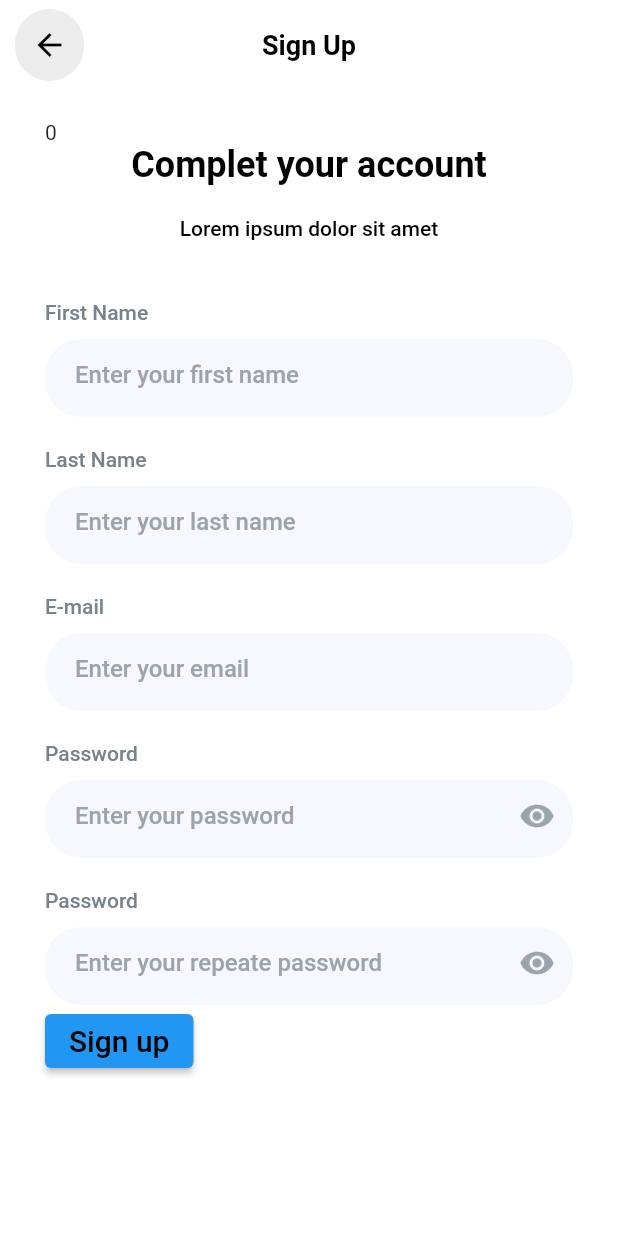
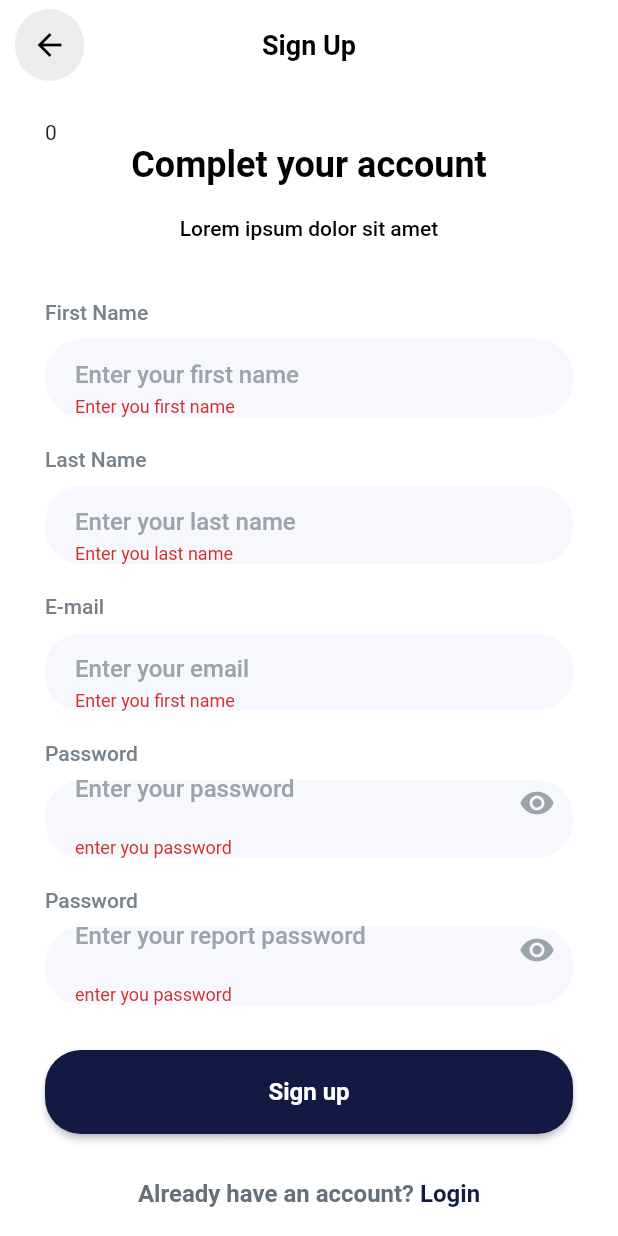
Before and after one commit to lxhyz/flutter_doctor, a Flutter app: the LoginEnterView screen opened by its route, after a tap on "Sign up", on a phone screen of 412 x 824 dp. Run offline on Flutter 3.47's test engine with Material 2 defaults, Android fonts, the phone set to English and light mode, and no system bars; our stand-ins replace get, get_storage; accounts and stored records are empty.

Commit message:
登录页面

```diff
--- a/lib/app/modules/login_enter/controllers/login_enter_controller.dart
+++ b/lib/app/modules/login_enter/controllers/login_enter_controller.dart
@@ -1,9 +1,14 @@
+import 'package:flutter/material.dart';
 import 'package:get/get.dart';
 
 class LoginEnterController extends GetxController {
-  //TODO: Implement LoginEnterController
 
   final count = 0.obs;
+  final openPassword = false.obs;
+  final openReportPassword = false.obs;
+  final TextEditingController passowrdController = TextEditingController();
+  final TextEditingController reportPassowrdController = TextEditingController();
+  final formKey = GlobalKey<FormState>();
   @override
   void onInit() {
     super.onInit();
--- a/lib/app/modules/login_enter/views/login_enter_view.dart
+++ b/lib/app/modules/login_enter/views/login_enter_view.dart
@@ -61,6 +61,7 @@ class LoginEnterView extends GetView<LoginEnterController> {
                   ),
                   SizedBox(height: 40,),
                   Form(
+                    key: controller.formKey,
                     child: Column(
                       crossAxisAlignment: CrossAxisAlignment.start,
                       children: [
@@ -72,7 +73,7 @@ class LoginEnterView extends GetView<LoginEnterController> {
                             color: Color(0xffF6F8FE),
                             borderRadius: BorderRadius.circular(24)
                           ),
-                          child: TextField(
+                          child: TextFormField(
                             cursorColor: Colors.black,
                             decoration: InputDecoration(
                               border: InputBorder.none,
@@ -84,8 +85,14 @@ class LoginEnterView extends GetView<LoginEnterController> {
                               ),
                               contentPadding: EdgeInsets.symmetric(
                                 horizontal: 20
-                              )
+                              ),
                             ),
+                            validator: (value) {
+                              if(value == null || value.toString().isEmpty) {
+                                return "Enter you first name";
+                              }
+                              return null;
+                            },
                           ),
                         ),
                         SizedBox(height: 20,),
@@ -97,7 +104,7 @@ class LoginEnterView extends GetView<LoginEnterController> {
                             color: Color(0xffF6F8FE),
                             borderRadius: BorderRadius.circular(24)
                           ),
-                          child: TextField(
+                          child: TextFormField(
                             cursorColor: Colors.black,
                             decoration: InputDecoration(
                               border: InputBorder.none,
@@ -111,6 +118,12 @@ class LoginEnterView extends GetView<LoginEnterController> {
                                 horizontal: 20
                               )
                             ),
+                            validator: (value) {
+                              if(value == null || value.toString().isEmpty) {
+                                return "Enter you last name";
+                              }
+                              return null;
+                            },
                           ),
                         ),
                         SizedBox(height: 20,),
@@ -122,7 +135,7 @@ class LoginEnterView extends GetView<LoginEnterController> {
                             color: Color(0xffF6F8FE),
                             borderRadius: BorderRadius.circular(24)
                           ),
-                          child: TextField(
+                          child: TextFormField(
                             cursorColor: Colors.black,
                             decoration: InputDecoration(
                               border: InputBorder.none,
@@ -136,6 +149,15 @@ class LoginEnterView extends GetView<LoginEnterController> {
                                 horizontal: 20
                               )
                             ),
+                            validator: (value) {
+                              if(value == null || value.toString().isEmpty) {
+                                return "Enter you first name";
+                              }
+                              if(! GetUtils.isEmail(value)) {
+                                return "you email addres is error";
+                              }
+                              return null;
+                            },
                           ),
                         ),
                         SizedBox(height: 20,),
@@ -147,13 +169,19 @@ class LoginEnterView extends GetView<LoginEnterController> {
                             color: Color(0xffF6F8FE),
                             borderRadius: BorderRadius.circular(24)
                           ),
-                          child: TextField(
+                          child: TextFormField(
+                            controller: controller.passowrdController,
                             cursorColor: Colors.black,
-                            obscureText: true,
+                            obscureText: !controller.openPassword.value,
                             decoration: InputDecoration(
                               border: InputBorder.none,
                               hintText: "Enter your password",
-                              suffixIcon: Icon(Icons.remove_red_eye,color: Color(0xff9CA4AB),),
+                              suffixIcon: GestureDetector(
+                                onTap: (){
+                                  controller.openPassword.value = !controller.openPassword.value;
+                                },
+                                child: Icon(controller.openPassword.value ? Icons.visibility_off : Icons.remove_red_eye ,color: Color(0xff9CA4AB),),
+                              ),
                               hintStyle: TextStyle(
                                 color: Color(0xff9CA4AB,),
                                 fontSize: 16,
@@ -164,6 +192,12 @@ class LoginEnterView extends GetView<LoginEnterController> {
                               )
                             ),
                             textAlignVertical: TextAlignVertical.center,
+                            validator: (value) {
+                              if(value == null || value.toString().isEmpty) {
+                                return "enter you password";
+                              }
+                              return null;
+                            },
                           ),
                         ),
                         SizedBox(height: 20,),
@@ -175,13 +209,19 @@ class LoginEnterView extends GetView<LoginEnterController> {
                             color: Color(0xffF6F8FE),
                             borderRadius: BorderRadius.circular(24)
                           ),
-                          child: TextField(
+                          child: TextFormField(
+                            controller: controller.reportPassowrdController,
                             cursorColor: Colors.black,
-                            obscureText: true,
+                            obscureText: !controller.openReportPassword.value,
                             decoration: InputDecoration(
                               border: InputBorder.none,
-                              hintText: "Enter your repeate password",
-                              suffixIcon: Icon(Icons.remove_red_eye,color: Color(0xff9CA4AB),),
+                              hintText: "Enter your report password",
+                              suffixIcon: GestureDetector(
+                                onTap: (){
+                                  controller.openReportPassword.value = !controller.openReportPassword.value;
+                                },
+                                child: Icon(controller.openReportPassword.value ? Icons.visibility_off : Icons.remove_red_eye ,color: Color(0xff9CA4AB),),
+                              ),
                               hintStyle: TextStyle(
                                 color: Color(0xff9CA4AB,),
                                 fontSize: 16,
@@ -192,17 +232,62 @@ class LoginEnterView extends GetView<LoginEnterController> {
                               )
                             ),
                             textAlignVertical: TextAlignVertical.center,
+                             validator: (value) {
+                              if(value == null || value.toString().isEmpty) {
+                                return "enter you password";
+                              }
+                              if(controller.passowrdController.value != controller.reportPassowrdController.value) {
+                                return "the password is dont different";
+                              }
+                              return null;
+                            },
                           ),
                         ),
                       ],
                     ),
                   ),
+                  SizedBox(height: 30,),
                   ElevatedButton(
                     style: ButtonStyle(
+                      backgroundColor: MaterialStateProperty.all<Color>(Color(0xff121942)),
+                      minimumSize: MaterialStateProperty.all<Size>(Size(MediaQuery.of(context).size.width, 56)),
+                      shape: MaterialStateProperty.all<RoundedRectangleBorder>(
+                        RoundedRectangleBorder(
+                          borderRadius: BorderRadius.circular(24)
+                        )
+                      )
+                    ),
+                    onPressed: (){
+                      if(controller.formKey.currentState!.validate()) {
 
+                      }
+                    },
+                    child: CustomText("Sign up",textColor: Colors.white,fontSize: 16,fontWeight: FontWeight.w600,)
+                  ),
+                  SizedBox(height: 30,),
+                  Center(
+                    child: RichText(
+                      text: TextSpan(
+                        children: [
+                          TextSpan(
+                            text: "Already have an account?",
+                            style: TextStyle(
+                              fontSize: 16,
+                              fontWeight: FontWeight.w600,
+                              color: Color(0xff66707A)
+                            )
+                          ),
+                          TextSpan(
+                            text: " Login",
+                            style: TextStyle(
+                              fontSize: 16,
+                              fontWeight: FontWeight.w600,
+                              color: Color(0xff121942)
+                            )
+                          ),
+                        ]
+                      ),
                     ),
-                    onPressed: (){},
-                    child: CustomText("Sign up")
                   )
                 ],
               );
```
Also changed, not shown: assets/images/Google.png (renamed from assets/images/google_logo.png).
